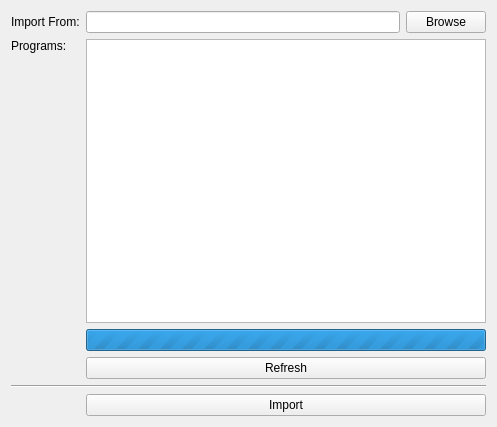
This is src/brickv/plugin_system/plugins/red/ui/red_tab_importexport_import.ui in Tinkerforge/brickv as Qt 5 draws it before an edit. The edited form follows.
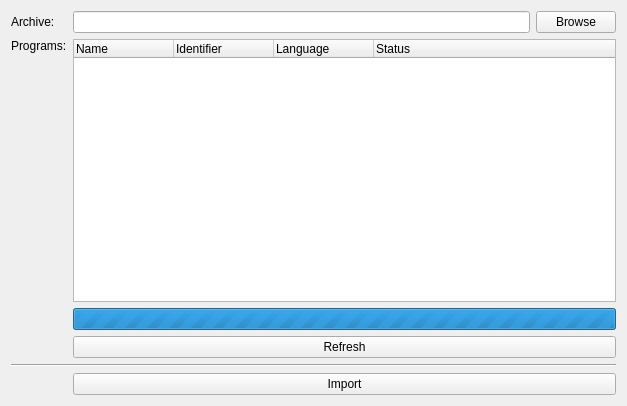
This is the edited form.

Commit message: red-brick: Finish program import/export

Patch:
```diff
--- a/src/brickv/plugin_system/plugins/red/ui/red_tab_importexport_import.ui
+++ b/src/brickv/plugin_system/plugins/red/ui/red_tab_importexport_import.ui
@@ -6,8 +6,8 @@
    <rect>
     <x>0</x>
     <y>0</y>
-    <width>497</width>
-    <height>427</height>
+    <width>627</width>
+    <height>406</height>
    </rect>
   </property>
   <property name="windowTitle">
@@ -19,7 +19,7 @@
      <item row="0" column="0">
       <widget class="QLabel" name="label">
        <property name="text">
-        <string>Import From:</string>
+        <string>Archive:</string>
        </property>
        <property name="buddy">
         <cstring>edit_file</cstring>
@@ -53,16 +53,6 @@
        </item>
       </layout>
      </item>
-     <item row="1" column="1">
-      <widget class="QListWidget" name="list_programs">
-       <property name="sizePolicy">
-        <sizepolicy hsizetype="Expanding" vsizetype="Expanding">
-         <horstretch>1</horstretch>
-         <verstretch>0</verstretch>
-        </sizepolicy>
-       </property>
-      </widget>
-     </item>
      <item row="3" column="1">
       <widget class="QPushButton" name="button_refresh_programs">
        <property name="text">
@@ -97,6 +87,45 @@
        </property>
       </widget>
      </item>
+     <item row="1" column="1">
+      <widget class="QTreeWidget" name="tree_programs">
+       <property name="sizePolicy">
+        <sizepolicy hsizetype="Expanding" vsizetype="Expanding">
+         <horstretch>1</horstretch>
+         <verstretch>0</verstretch>
+        </sizepolicy>
+       </property>
+       <property name="editTriggers">
+        <set>QAbstractItemView::NoEditTriggers</set>
+       </property>
+       <property name="selectionMode">
+        <enum>QAbstractItemView::ExtendedSelection</enum>
+       </property>
+       <property name="rootIsDecorated">
+        <bool>false</bool>
+       </property>
+       <column>
+        <property name="text">
+         <string>Name</string>
+        </property>
+       </column>
+       <column>
+        <property name="text">
+         <string>Identifier</string>
+        </property>
+       </column>
+       <column>
+        <property name="text">
+         <string>Language</string>
+        </property>
+       </column>
+       <column>
+        <property name="text">
+         <string>Status</string>
+        </property>
+       </column>
+      </widget>
+     </item>
     </layout>
    </item>
   </layout>
```
Left out of the diff: 19 changed lines with no effect on the pictures. The commit also changes 8 other files.
